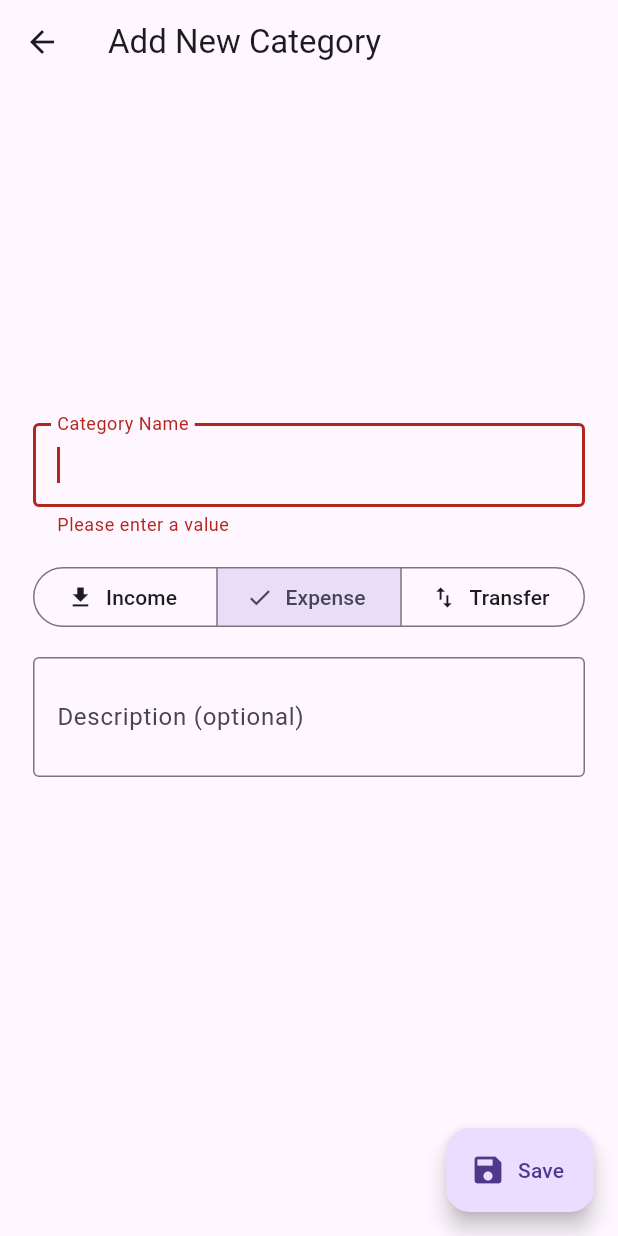
After one commit to jyotiradityatiwary/ledgerly, a Flutter app: the AddOrModifyCategoryScreen screen opened directly, after a tap on "Save", on a phone screen of 412 x 824 dp. The commit adds this screen. Run offline on Flutter 3.47's test engine with Material 3 defaults, Android fonts, the phone set to English and light mode, and no system bars; our stand-ins replace shared_preferences; missing offline and left inert: sqlite3; accounts and stored records are empty.

Commit message:
Implement transaction categories
TransactionCategories can now be created, modified and deleted. They
can also be assigned to transactions.

```diff
--- a/lib/model/data_classes.dart
+++ b/lib/model/data_classes.dart
@@ -104,6 +104,7 @@ class Transaction extends DatabaseObject {
   final String summary;
   final String? description;
   final DateTime dateTime;
+  final TransactionCategory? category;
   const Transaction({
     required this.id,
     required this.sourceAccount,
@@ -112,6 +113,7 @@ class Transaction extends DatabaseObject {
     required this.summary,
     required this.description,
     required this.dateTime,
+    required this.category,
   });
 }
 
--- a/lib/model/schemas.dart
+++ b/lib/model/schemas.dart
@@ -141,7 +141,7 @@ List<Object?> _cloudUserToListWithoutId(final CloudUser cloudUser) => [
       cloudUser.loginExpiryDateTime.millisecondsSinceEpoch,
     ];
 
-const transactionCategorySchema = TableSchema<TransactionCategory>(
+const transactionCategorySchema = UserOwnedTableSchema<TransactionCategory>(
   tableName: 'TransactionCategories',
   columns:
       'category_id, user_id, category_name, category_type, category_description',
@@ -149,6 +149,7 @@ const transactionCategorySchema = TableSchema<TransactionCategory>(
   updateSetClauseWithoutId:
       'user_id = ?, category_name = ?, category_type = ?, category_description = ?',
   primaryKeyColumn: 'category_id',
+  userIdForeignKeyColumn: 'user_id',
   createTableSql: '''
 CREATE TABLE TransactionCategories (
   category_id INTEGER PRIMARY KEY,
@@ -184,10 +185,10 @@ List<Object?> _transactionCategoryToListWithoutId(
 const transactionSchema = TransactionSchema(
   tableName: 'Transactions',
   columns:
-      'transaction_id, source_account_id, destination_account_id, amount, transaction_summary, transaction_description, transaction_datetime',
-  insertPlaceholders: '?, ?, ?, ?, ?, ?, ?',
+      'transaction_id, source_account_id, destination_account_id, amount, transaction_summary, transaction_description, transaction_datetime, category_id',
+  insertPlaceholders: '?, ?, ?, ?, ?, ?, ?, ?',
   updateSetClauseWithoutId:
-      'transaction_id = ?, source_account_id = ?, destination_account_id = ?, amount= ?, transaction_summary = ?, transaction_description = ?, transaction_datetime = ?',
+      'transaction_id = ?, source_account_id = ?, destination_account_id = ?, amount= ?, transaction_summary = ?, transaction_description = ?, transaction_datetime = ?, category_id = ?',
   primaryKeyColumn: 'transaction_id',
   createTableSql: '''
 CREATE TABLE Transactions (
@@ -198,6 +199,7 @@ CREATE TABLE Transactions (
     transaction_summary TEXT NOT NULL,
     transaction_description TEXT DEFAULT NULL,
     transaction_datetime INTEGER NOT NULL,
+    category_id INTEGER DEFAULT NULL REFERENCES TransactionCategories(category_id) ON DELETE SET NULL,
 
     -- Ensure at least one of source_account_id or destination_account_id is NOT NULL
     CONSTRAINT chk_at_least_one_account
@@ -299,6 +301,7 @@ END;
   itemToListWithoutId: _transactionToListWithoutId,
   sourceAccountIdColumn: 'source_account_id',
   destinationAccountIdColumn: 'destination_account_id',
+  categoryIdColumn: 'category_id',
 );
 
 Transaction _rowToTransaction(final Row row) => Transaction(
@@ -313,6 +316,9 @@ Transaction _rowToTransaction(final Row row) => Transaction(
       summary: row.columnAt(4),
       description: row.columnAt(5),
       dateTime: DateTime.fromMillisecondsSinceEpoch(row.columnAt(6)),
+      category: row.columnAt(7) == null
+          ? null
+          : transactionCategoryCrudService.getById(row.columnAt(7)),
     );
 
 List<Object?> _transactionToListWithoutId(final Transaction transaction) => [
@@ -322,6 +328,7 @@ List<Object?> _transactionToListWithoutId(final Transaction transaction) => [
       transaction.summary,
       transaction.description,
       transaction.dateTime.millisecondsSinceEpoch,
+      transaction.category?.id,
     ];
 
 const userSchema = TableSchema<User>(
--- a/lib/notifiers/account_notifier.dart
+++ b/lib/notifiers/account_notifier.dart
@@ -14,6 +14,10 @@ class AccountNotifier with ChangeNotifier {
   UnmodifiableListView<Transaction> get transactions =>
       UnmodifiableListView(_transactions);
 
+  List<TransactionCategory> _categories = [];
+  UnmodifiableListView<TransactionCategory> get categories =>
+      UnmodifiableListView(_categories);
+
   final User _user;
 
   AccountNotifier({required User user}) : _user = user {
@@ -22,8 +26,11 @@ class AccountNotifier with ChangeNotifier {
 
   Future<void> _loadAllAndNotify() async {
     try {
-      await _fetchAccounts();
-      await _fetchTransactions();
+      await Future.wait([
+        _fetchAccounts(),
+        _fetchTransactions(),
+        _fetchCategories(),
+      ]);
     } finally {
       await _notifyLoad();
     }
@@ -35,6 +42,10 @@ class AccountNotifier with ChangeNotifier {
 
   Future<void> _fetchTransactions() async {
     _transactions = transactionCrudService.getAllFor(userId: _user.id);
+  }
+
+  Future<void> _fetchCategories() async {
+    _categories = transactionCategoryCrudService.getAllFor(userId: _user.id);
   }
 
   Future<void> _notifyLoad() async {
@@ -119,6 +130,7 @@ class AccountNotifier with ChangeNotifier {
     required String summary,
     String? description,
     required DateTime dateTime,
+    TransactionCategory? category,
   }) async {
     await _notifyUnLoad();
     try {
@@ -129,7 +141,7 @@ class AccountNotifier with ChangeNotifier {
           summary: summary,
           description: description,
           dateTime: dateTime,
-      );
+          category: category);
       _transactions.add(transactionCrudService.getById(newId));
 
       // reload accounts because balances will be changed
@@ -153,4 +165,63 @@ class AccountNotifier with ChangeNotifier {
       await _notifyLoad();
     }
   }
+
+  Future<void> addOrModifyCategory({
+    final int? originalId,
+    required final String name,
+    required final User user,
+    required final TransactionType type,
+    required final String? description,
+  }) async {
+    await _notifyUnLoad();
+    try {
+      if (originalId == null) {
+        final int newId =
+            transactionCategoryCrudService.insert(TransactionCategory(
+          id: -1,
+          user: user,
+          name: name,
+          type: type,
+          description: description,
+        ));
+        _categories.add(transactionCategoryCrudService.getById(newId));
+      } else {
+        // TODO: test
+        transactionCategoryCrudService.update(TransactionCategory(
+          id: originalId,
+          user: user,
+          name: name,
+          type: type,
+          description: description,
+        ));
+
+        // update state
+        final idx = _categories.indexWhere(
+          (element) => element.id == originalId,
+        );
+        _categories[idx] = transactionCategoryCrudService.getById(originalId);
       }
+    } finally {
+      await _notifyLoad();
+    }
+  }
+
+  bool areAnyTransactionsLinkedToCategory({required final int categoryId}) =>
+      transactionCrudService.isCategoryUsed(categoryId: categoryId);
+
+  Future<void> deleteCategory({required final int categoryId}) async {
+    await _notifyUnLoad();
+    try {
+      final shouldRefreshTransactions =
+          areAnyTransactionsLinkedToCategory(categoryId: categoryId);
+      transactionCategoryCrudService.delete(categoryId);
+      _categories.removeWhere(
+        (category) => category.id == categoryId,
+      );
+      // re-fetch transactions if some have their category field changed
+      if (shouldRefreshTransactions) await _fetchTransactions();
+    } finally {
+      await _notifyLoad();
+    }
+  }
+}
--- a/lib/services/crud_services.dart
+++ b/lib/services/crud_services.dart
@@ -10,7 +10,8 @@ final accountCrudService = AccountCrudService(
 );
 final budgetCrudService = CrudService(budgetSchema);
 final cloudUserCrudService = CrudService(cloudUserSchema);
-final transactionCategoryCrudService = CrudService(transactionCategorySchema);
+final transactionCategoryCrudService =
+    UserOwnedCrudService(transactionCategorySchema);
 final transactionCrudService = TransactionCrudService(
   transactionSchema,
   accountSchema: accountSchema,
--- /dev/null
+++ b/lib/views/post_login/add_category_screen.dart
@@ -0,0 +1,103 @@
+import 'package:flutter/material.dart';
+import 'package:ledgerly/model/data_classes.dart';
+import 'package:ledgerly/notifiers/account_notifier.dart';
+import 'package:ledgerly/notifiers/preferences_notifier.dart';
+import 'package:ledgerly/views/reusable/form_fields.dart';
+import 'package:provider/provider.dart';
+
+class _FormData {
+  String name;
+  String? description;
+  TransactionType type;
+
+  _FormData({
+    required this.name,
+    required this.description,
+    required this.type,
+  });
+}
+
+class AddOrModifyCategoryScreen extends StatelessWidget {
+  AddOrModifyCategoryScreen({super.key, TransactionCategory? category})
+      : _formData = _FormData(
+          name: category?.name ?? "",
+          description: category?.description,
+          type: category?.type ?? TransactionType.outgoing,
+        ),
+        _originalId = category?.id;
+
+  final int? _originalId;
+  final _formKey = GlobalKey<FormState>();
+  final _FormData _formData;
+
+  @override
+  Widget build(BuildContext context) {
+    void submit() {
+      if (!_formKey.currentState!.validate()) return;
+
+      // if validated
+      _formKey.currentState!.save();
+      Provider.of<AccountNotifier>(context, listen: false).addOrModifyCategory(
+        originalId: _originalId,
+        name: _formData.name,
+        user: Provider.of<PreferencesNotifier>(context, listen: false).user!,
+        type: _formData.type,
+        description: _formData.description,
+      );
+      Navigator.of(context).pop();
+    }
+
+    void ignoreValueAndSubmit(String value) {
+      submit();
+    }
+
+    final List<Widget> children = [
+      NameFormField(
+        label: "Category Name",
+        onFieldSubmitted: ignoreValueAndSubmit,
+        onSaved: (newValue) => _formData.name = newValue,
+        autofocus: true,
+        initialValue: _formData.name,
+      ),
+      TransactionTypeFormField(
+        initialValue: _formData.type,
+        onSaved: (newValue) => _formData..type = newValue,
+      ),
+      DescriptionFormField(
+        label: "Description",
+        onFieldSubmitted: ignoreValueAndSubmit,
+        onSaved: (newValue) => _formData.description = newValue,
+        initialValue: _formData.description,
+      ),
+    ];
+
+    return Form(
+      key: _formKey,
+      child: Scaffold(
+        appBar: AppBar(
+          title: Text(
+              _originalId == null ? "Add New Category" : "Modify Category"),
+        ),
+        floatingActionButton: FloatingActionButton.extended(
+          onPressed: submit,
+          label: Text("Save"),
+          icon: Icon(Icons.save),
+        ),
+        body: Center(
+            child: Container(
+          constraints: BoxConstraints(maxWidth: 400.0),
+          padding: EdgeInsets.symmetric(horizontal: 16.0),
+          child: ListView.separated(
+            shrinkWrap: true,
+            itemBuilder: (context, index) => children[index],
+            separatorBuilder: (context, index) => SizedBox.fromSize(
+              size: Size.fromHeight(16.0),
+            ),
+            itemCount: children.length,
+            padding: EdgeInsets.only(bottom: 80.0),
+          ),
+        )),
+      ),
+    );
+  }
+}
--- a/lib/views/post_login/add_transaction_screen.dart
+++ b/lib/views/post_login/add_transaction_screen.dart
@@ -13,6 +13,7 @@ class _FormData {
   String summary = "";
   String? description;
   DateTime dateTime = DateTime.now();
+  TransactionCategory? category;
 
   void submit(
     final BuildContext context,
@@ -32,6 +33,7 @@ class _FormData {
       summary: summary,
       dateTime: dateTime,
       description: description,
+      category: category,
     );
     Navigator.of(context).pop();
   }
@@ -64,7 +66,7 @@ class AddTransactionScreen extends StatelessWidget {
         currencyPrecision: user.currencyPrecision,
         currency: user.currency,
       ),
-      TransactionAccountFormField(
+      TransactionAccountAndCategoryFormField(
         onSaved: (newValue) {
           assert(newValue != null);
           _formData.sourceAccount = newValue!.sourceAccountId == null
@@ -73,6 +75,9 @@ class AddTransactionScreen extends StatelessWidget {
           _formData.destinationAccount = newValue.destinationAccountId == null
               ? null
               : accountCrudService.getById(newValue.destinationAccountId!);
+          _formData.category = newValue.categoryId == null
+              ? null
+              : transactionCategoryCrudService.getById(newValue.categoryId!);
         },
       ),
       DescriptionFormField(
--- a/lib/views/post_login/settings.dart
+++ b/lib/views/post_login/settings.dart
@@ -1,6 +1,7 @@
 import 'package:flutter/material.dart';
 import 'package:ledgerly/notifiers/preferences_notifier.dart';
 import 'package:ledgerly/services/database_manager.dart';
+import 'package:ledgerly/views/post_login/categories.dart';
 import 'package:provider/provider.dart';
 
 class SettingsPage extends StatelessWidget {
@@ -9,6 +10,17 @@ class SettingsPage extends StatelessWidget {
   @override
   Widget build(BuildContext context) {
     final children = <ListTile>[
+      ListTile(
+        title: Text("Manage Categories"),
+        subtitle: Text(
+            "Add, rename, or remove the different categories that user can assign transactions to."),
+        leading: Icon(Icons.category),
+        onTap: () => Navigator.of(context).push(
+          MaterialPageRoute(
+            builder: (context) => CategoriesScreen(),
+          ),
+        ),
+      ),
       ListTile(
         title: Text("Logout"),
         onTap: () {
--- /dev/null
+++ b/lib/views/utility/transaction_formatting.dart
@@ -0,0 +1,34 @@
+import 'package:flutter/material.dart';
+import 'package:ledgerly/model/data_classes.dart';
+
+String getCharForTransactionType(final TransactionType type) => switch (type) {
+      TransactionType.incoming => '+',
+      TransactionType.outgoing => '−',
+      TransactionType.internalTransfer => '⇆'
+    };
+
+const List<ButtonSegment<TransactionType>> transactionTypeButtonSegments = [
+  ButtonSegment(
+    value: TransactionType.incoming,
+    label: Text('Income'),
+    icon: Icon(Icons.download),
+  ),
+  ButtonSegment(
+    value: TransactionType.outgoing,
+    label: Text('Expense'),
+    icon: Icon(Icons.upload),
+  ),
+  ButtonSegment(
+    value: TransactionType.internalTransfer,
+    label: Text('Transfer'),
+    icon: Icon(Icons.swap_vert),
+  ),
+];
+
+Icon getIconForTransactionType(final TransactionType type) => Icon(
+      switch (type) {
+        TransactionType.incoming => Icons.download,
+        TransactionType.outgoing => Icons.upload,
+        TransactionType.internalTransfer => Icons.swap_vert,
+      },
+    );
```
Also changed, not shown: lib/model/crud_services/account_crud_service.dart (+1 -12 lines), lib/model/crud_services/crud_service.dart (+17 -0 lines), lib/model/crud_services/transaction_crud_service.dart (+17 -0 lines), lib/model/table_schema.dart (+20 -3 lines), lib/services/database_manager.dart (+3 -5 lines), lib/views/post_login/categories.dart (added, +146 -0 lines), lib/views/post_login/transactions_page.dart (+4 -8 lines), lib/views/reusable/form_fields.dart (+133 -38 lines). Lines whose indentation alone changed are shown as unchanged.
